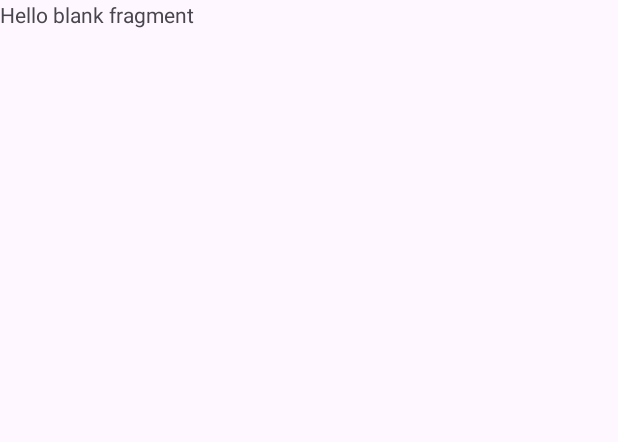
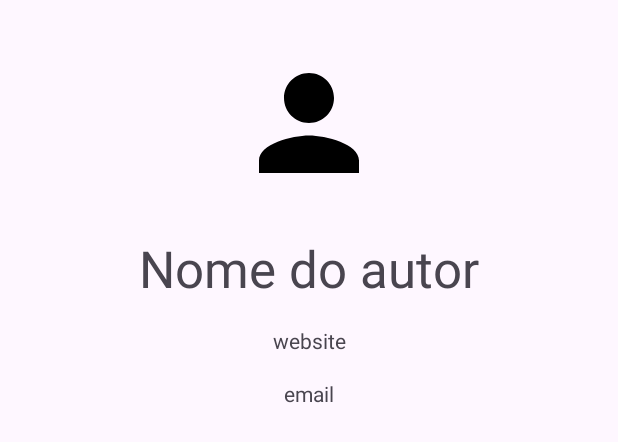
Before and after one commit to ftanaka13/Retrofit-JsonPlaceHolder, an Android app: the layout fragment_post_autor.xml on its own in the app's theme, with its tools: preview values and no code run, on a phone screen of 412 x 824 dp. Shown: the top 442 px of the screen. Run offline under Robolectric (Android 15) with nearby library versions, the phone set to English and light mode, and no system bars.

Commit message:
PostAutorFragment implementado

```diff
--- a/app/src/main/java/br/com/faculdadeimpacta/jsonplaceholder/data/remote/JsonPlaceHolderEndpoints.kt
+++ b/app/src/main/java/br/com/faculdadeimpacta/jsonplaceholder/data/remote/JsonPlaceHolderEndpoints.kt
@@ -1,11 +1,16 @@
 package br.com.faculdadeimpacta.jsonplaceholder.data.remote
 
 import br.com.faculdadeimpacta.jsonplaceholder.data.models.Post
+import br.com.faculdadeimpacta.jsonplaceholder.data.models.User
 import retrofit2.Call
 import retrofit2.http.GET
+import retrofit2.http.Path
 
 interface JsonPlaceHolderEndpoints {
 
     @GET("posts")
     fun getListaPosts(): Call<List<Post>>
+
+    @GET("users/{userId}")
+    fun getAutor(@Path("userId") userId: Int): Call<User>
 }
--- a/app/src/main/res/layout/fragment_post_autor.xml
+++ b/app/src/main/res/layout/fragment_post_autor.xml
@@ -1,14 +1,67 @@
 <?xml version="1.0" encoding="utf-8"?>
-<FrameLayout xmlns:android="http://schemas.android.com/apk/res/android"
-    xmlns:tools="http://schemas.android.com/tools"
-    android:layout_width="match_parent"
-    android:layout_height="match_parent"
-    tools:context=".PostAutorFragment">
+<layout xmlns:android="http://schemas.android.com/apk/res/android"
+    xmlns:app="http://schemas.android.com/apk/res-auto"
+    xmlns:tools="http://schemas.android.com/tools">
 
-    <!-- TODO: Update blank fragment layout -->
-    <TextView
+    <data>
+
+        <variable
+            name="usuario"
+            type="br.com.faculdadeimpacta.jsonplaceholder.data.models.User" />
+    </data>
+
+    <androidx.constraintlayout.widget.ConstraintLayout
+        android:id="@+id/constraintLayout"
         android:layout_width="match_parent"
         android:layout_height="match_parent"
-        android:text="@string/hello_blank_fragment" />
+        tools:context=".ui.fragments.PostAutorFragment">
 
-</FrameLayout>
+        <TextView
+            android:id="@+id/textViewNome"
+            android:layout_width="wrap_content"
+            android:layout_height="wrap_content"
+            android:text="@{usuario.name}"
+            android:textSize="34sp"
+            app:layout_constraintBottom_toTopOf="@+id/textViewWebsite"
+            app:layout_constraintEnd_toEndOf="parent"
+            app:layout_constraintStart_toStartOf="parent"
+            app:layout_constraintTop_toBottomOf="@id/imageView"
+            tools:text="Nome do autor" />
+
+        <TextView
+            android:id="@+id/textViewWebsite"
+            android:layout_width="wrap_content"
+            android:layout_height="wrap_content"
+            android:layout_marginTop="16dp"
+            android:text="@{usuario.website}"
+            app:layout_constraintBottom_toTopOf="@+id/textViewEmail"
+            app:layout_constraintEnd_toEndOf="parent"
+            app:layout_constraintStart_toStartOf="parent"
+            app:layout_constraintTop_toBottomOf="@+id/textViewNome"
+            tools:text="website" />
+
+        <TextView
+            android:id="@+id/textViewEmail"
+            android:layout_width="wrap_content"
+            android:layout_height="wrap_content"
+            android:layout_marginTop="16dp"
+            android:text="@{usuario.email}"
+            app:layout_constraintEnd_toEndOf="parent"
+            app:layout_constraintStart_toStartOf="parent"
+            app:layout_constraintTop_toBottomOf="@+id/textViewWebsite"
+            tools:text="email" />
+
+        <ImageView
+            android:id="@+id/imageView"
+            android:layout_width="100dp"
+            android:layout_height="100dp"
+            android:layout_marginTop="32dp"
+            android:layout_marginBottom="24dp"
+            android:src="@drawable/baseline_person_24"
+            app:layout_constraintBottom_toTopOf="@id/textViewNome"
+            app:layout_constraintEnd_toEndOf="parent"
+            app:layout_constraintStart_toStartOf="parent"
+            app:layout_constraintTop_toTopOf="parent" />
+    </androidx.constraintlayout.widget.ConstraintLayout>
+
+</layout>
--- a/app/src/main/res/navigation/nav_graph.xml
+++ b/app/src/main/res/navigation/nav_graph.xml
@@ -28,7 +28,7 @@
     </fragment>
     <fragment
         android:id="@+id/postAutorFragment"
-        android:name="br.com.faculdadeimpacta.jsonplaceholder.PostAutorFragment"
+        android:name="br.com.faculdadeimpacta.jsonplaceholder.ui.fragments.PostAutorFragment"
         android:label="fragment_post_autor"
         tools:layout="@layout/fragment_post_autor">
         <argument
```
Also changed, not shown: app/src/main/java/br/com/faculdadeimpacta/jsonplaceholder/PostAutorFragment.kt (deleted, +0 -59 lines), app/src/main/java/br/com/faculdadeimpacta/jsonplaceholder/ui/fragments/PostAutorFragment.kt (added, +59 -0 lines).
